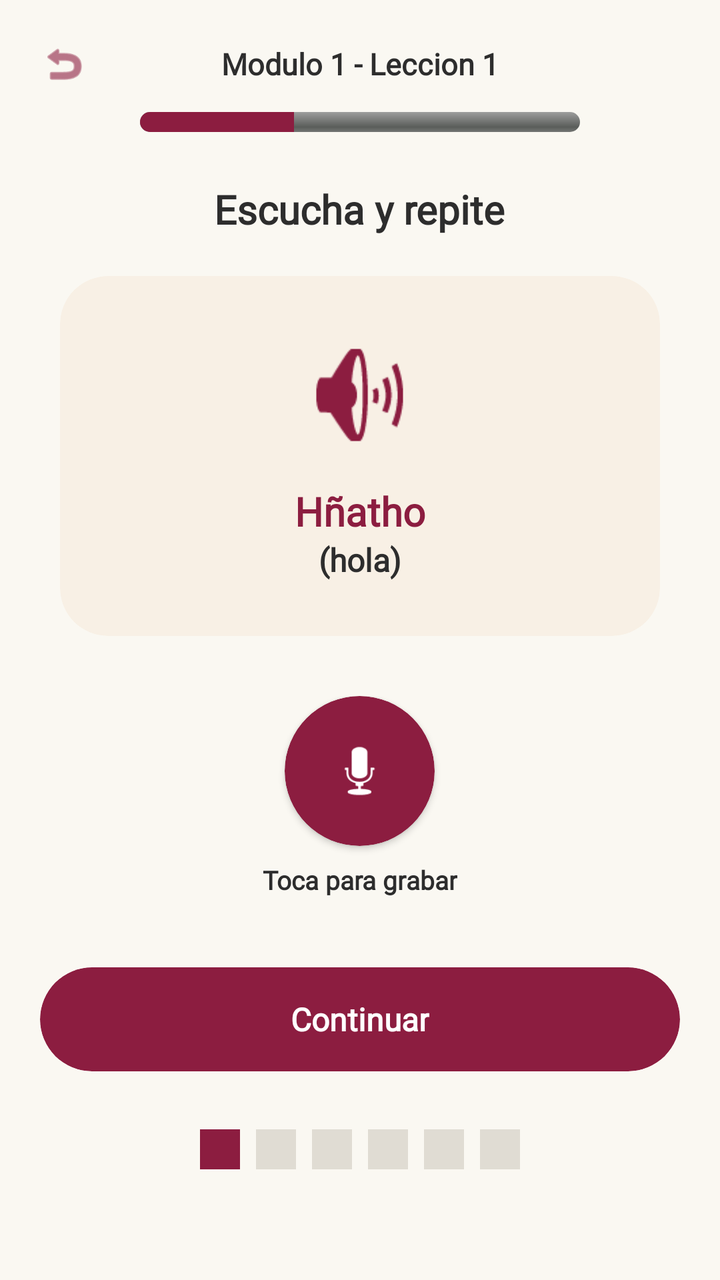
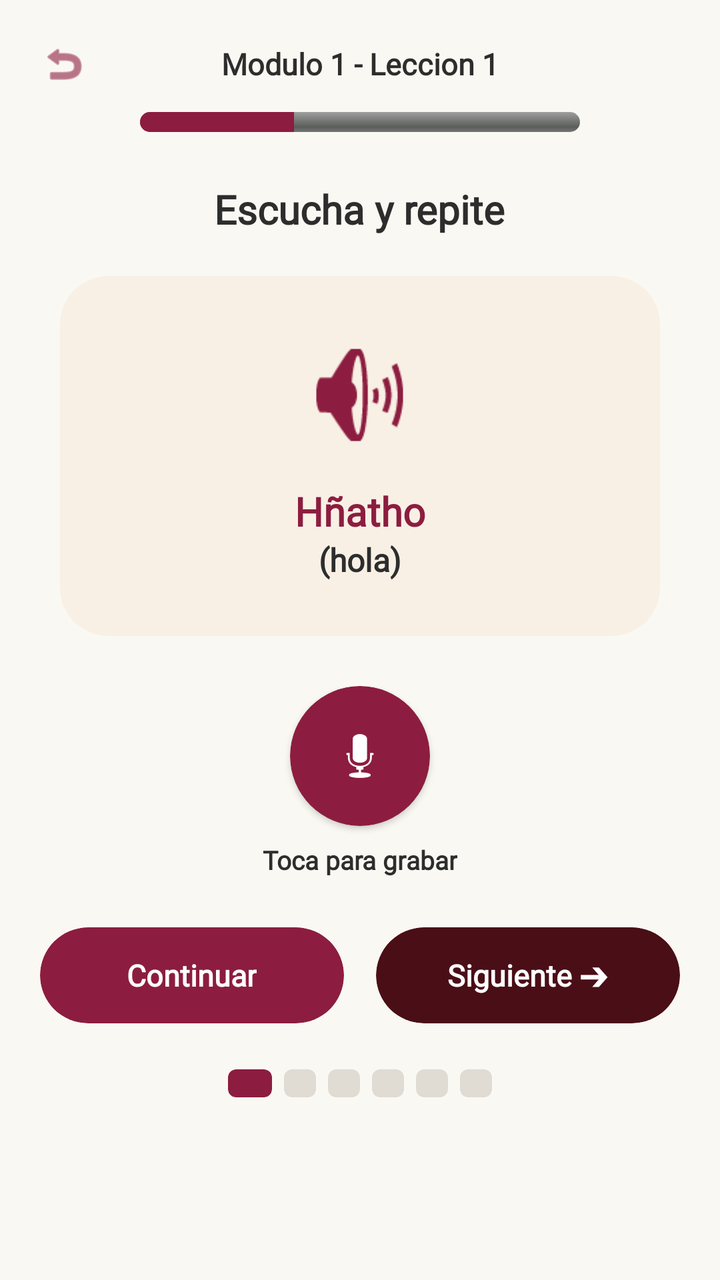

An Android layout rendered at two revisions. The XML below is the earlier revision; the diff shows what the commit changed to produce the second picture.
<!-- AndroidManifest.xml: application theme Theme.Practica3Inovacion -->
<!-- res/layout/fragment_hola.xml -->
<?xml version="1.0" encoding="utf-8"?>
<FrameLayout xmlns:android="http://schemas.android.com/apk/res/android"
    xmlns:app="http://schemas.android.com/apk/res-auto"
    xmlns:tools="http://schemas.android.com/tools"
    android:layout_width="match_parent"
    android:layout_height="match_parent"
    android:background="#FAF8F2"
    tools:context=".hola">

    <LinearLayout
        android:layout_width="match_parent"
        android:layout_height="match_parent"
        android:gravity="center_horizontal"
        android:orientation="vertical"
        android:padding="20dp">

        
        <RelativeLayout
            android:layout_width="match_parent"
            android:layout_height="wrap_content"
            android:layout_marginBottom="12dp">

            <ImageView
                android:id="@+id/btnVolver"
                android:layout_width="24dp"
                android:layout_height="24dp"
                android:layout_alignParentStart="true"
                android:layout_centerVertical="true"
                android:contentDescription="Volver"
                android:src="@android:drawable/ic_menu_revert"
                app:tint="#8C1D40" />

            <TextView
                android:layout_width="wrap_content"
                android:layout_height="wrap_content"
                android:layout_centerInParent="true"
                android:fontFamily="@font/matcha"
                android:text="Modulo 1 - Leccion 1"
                android:textColor="#2D2D2D"
                android:textSize="15sp"
                android:textStyle="bold" />
        </RelativeLayout>

        
        <ProgressBar
            style="?android:attr/progressBarStyleHorizontal"
            android:layout_width="220dp"
            android:layout_height="10dp"
            android:layout_marginBottom="25dp"
            android:max="100"
            android:progress="35"
            android:progressDrawable="@android:drawable/progress_horizontal"
            android:progressTint="#8C1D40" />

        
        <TextView
            android:layout_width="wrap_content"
            android:layout_height="wrap_content"
            android:layout_marginBottom="20dp"
            android:fontFamily="@font/matcha"
            android:text="Escucha y repite"
            android:textColor="#2D2D2D"
            android:textSize="20sp"
            android:textStyle="bold" />

        
        <androidx.cardview.widget.CardView
            android:layout_width="match_parent"
            android:layout_height="180dp"
            android:layout_marginHorizontal="10dp"
            android:layout_marginBottom="30dp"
            app:cardBackgroundColor="#F8F0E5"
            app:cardCornerRadius="24dp"
            app:cardElevation="0dp">

            <LinearLayout
                android:layout_width="match_parent"
                android:layout_height="match_parent"
                android:gravity="center"
                android:orientation="vertical">

                <ImageView
                    android:id="@+id/btnEscucharAudio"
                    android:layout_width="65dp"
                    android:layout_height="65dp"
                    android:layout_marginBottom="12dp"
                    android:contentDescription="Escuchar palabra"
                    android:src="@android:drawable/ic_lock_silent_mode_off"
                    app:tint="#8C1D40" />

                <TextView
                    android:layout_width="wrap_content"
                    android:layout_height="wrap_content"
                    android:fontFamily="@font/matcha"
                    android:text="Hñatho"
                    android:textColor="#8C1D40"
                    android:textSize="20sp"
                    android:textStyle="bold" />

                <TextView
                    android:layout_width="wrap_content"
                    android:layout_height="wrap_content"
                    android:fontFamily="@font/matcha"
                    android:text="(hola)"
                    android:textColor="#2D2D2D"
                    android:textSize="16sp"
                    android:textStyle="bold" />
            </LinearLayout>
        </androidx.cardview.widget.CardView>

        
        <LinearLayout
            android:layout_width="wrap_content"
            android:layout_height="wrap_content"
            android:layout_marginBottom="35dp"
            android:gravity="center"
            android:orientation="vertical">

            <androidx.cardview.widget.CardView
                android:id="@+id/btnGrabar"
                android:layout_width="75dp"
                android:layout_height="75dp"
                android:clickable="true"
                android:focusable="true"
                app:cardBackgroundColor="#8C1D40"
                app:cardCornerRadius="37.5dp"
                app:cardElevation="2dp">

                <ImageView
                    android:layout_width="35dp"
                    android:layout_height="35dp"
                    android:layout_gravity="center"
                    android:contentDescription="Grabar voz"
                    android:src="@android:drawable/ic_btn_speak_now"
                    app:tint="#FFFFFF" />
            </androidx.cardview.widget.CardView>

            <TextView
                android:layout_width="wrap_content"
                android:layout_height="wrap_content"
                android:layout_marginTop="8dp"
                android:fontFamily="@font/matcha"
                android:text="Toca para grabar"
                android:textColor="#2D2D2D"
                android:textSize="13sp"
                android:textStyle="bold" />
        </LinearLayout>

        
        <androidx.cardview.widget.CardView
            android:id="@+id/btnContinuar"
            android:layout_width="match_parent"
            android:layout_height="52dp"
            android:layout_marginBottom="25dp"
            android:clickable="true"
            android:focusable="true"
            app:cardBackgroundColor="#8C1D40"
            app:cardCornerRadius="26dp"
            app:cardElevation="0dp">

            <TextView
                android:layout_width="wrap_content"
                android:layout_height="wrap_content"
                android:layout_gravity="center"
                android:fontFamily="@font/matcha"
                android:text="Continuar"
                android:textColor="#FFFFFF"
                android:textSize="16sp"
                android:textStyle="bold" />
        </androidx.cardview.widget.CardView>

        
        <LinearLayout
            android:layout_width="wrap_content"
            android:layout_height="wrap_content"
            android:gravity="center"
            android:orientation="horizontal">

            <View
                android:layout_width="20dp"
                android:layout_height="20dp"
                android:layout_margin="4dp"
                android:background="@drawable/ic_login_background"
                android:backgroundTint="#8C1D40" />

            <View
                android:layout_width="20dp"
                android:layout_height="20dp"
                android:layout_margin="4dp"
                android:background="@drawable/ic_login_background"
                android:backgroundTint="#E0DCD3" />

            <View
                android:layout_width="20dp"
                android:layout_height="20dp"
                android:layout_margin="4dp"
                android:background="@drawable/ic_login_background"
                android:backgroundTint="#E0DCD3" />

            <View
                android:layout_width="20dp"
                android:layout_height="20dp"
                android:layout_margin="4dp"
                android:background="@drawable/ic_login_background"
                android:backgroundTint="#E0DCD3" />

            <View
                android:layout_width="20dp"
                android:layout_height="20dp"
                android:layout_margin="4dp"
                android:background="@drawable/ic_login_background"
                android:backgroundTint="#E0DCD3" />

            <View
                android:layout_width="20dp"
                android:layout_height="20dp"
                android:layout_margin="4dp"
                android:background="@drawable/ic_login_background"
                android:backgroundTint="#E0DCD3" />
        </LinearLayout>

    </LinearLayout>

</FrameLayout>
<!-- resources referenced by this layout -->
<resources>
  <!-- drawable ic_login_background: vector/xml drawable (drawable, 4866 chars, omitted) -->
  <style name="Theme.Practica3Inovacion" parent="Base.Theme.Practica3Inovacion" />
  <style name="Base.Theme.Practica3Inovacion" parent="Theme.Material3.DayNight.NoActionBar">
          
          
      </style>
</resources>

<!-- the commit's change to res/layout/fragment_hola.xml (unified diff, before → after) -->
@@ -7,218 +7,267 @@
     android:background="#FAF8F2"
     tools:context=".hola">
 
-    <LinearLayout
+    <ScrollView
         android:layout_width="match_parent"
         android:layout_height="match_parent"
-        android:gravity="center_horizontal"
-        android:orientation="vertical"
-        android:padding="20dp">
-
-        
-        <RelativeLayout
+        android:fillViewport="true">
+
+        <LinearLayout
             android:layout_width="match_parent"
             android:layout_height="wrap_content"
-            android:layout_marginBottom="12dp">
-
-            <ImageView
-                android:id="@+id/btnVolver"
-                android:layout_width="24dp"
-                android:layout_height="24dp"
-                android:layout_alignParentStart="true"
-                android:layout_centerVertical="true"
-                android:contentDescription="Volver"
-                android:src="@android:drawable/ic_menu_revert"
-                app:tint="#8C1D40" />
-
-            <TextView
-                android:layout_width="wrap_content"
-                android:layout_height="wrap_content"
-                android:layout_centerInParent="true"
-                android:fontFamily="@font/matcha"
-                android:text="Modulo 1 - Leccion 1"
-                android:textColor="#2D2D2D"
-                android:textSize="15sp"
-                android:textStyle="bold" />
-        </RelativeLayout>
-
-        
-        <ProgressBar
-            style="?android:attr/progressBarStyleHorizontal"
-            android:layout_width="220dp"
-            android:layout_height="10dp"
-            android:layout_marginBottom="25dp"
-            android:max="100"
-            android:progress="35"
-            android:progressDrawable="@android:drawable/progress_horizontal"
-            android:progressTint="#8C1D40" />
-
-        
-        <TextView
-            android:layout_width="wrap_content"
-            android:layout_height="wrap_content"
-            android:layout_marginBottom="20dp"
-            android:fontFamily="@font/matcha"
-            android:text="Escucha y repite"
-            android:textColor="#2D2D2D"
-            android:textSize="20sp"
-            android:textStyle="bold" />
-
-        
-        <androidx.cardview.widget.CardView
-            android:layout_width="match_parent"
-            android:layout_height="180dp"
-            android:layout_marginHorizontal="10dp"
-            android:layout_marginBottom="30dp"
-            app:cardBackgroundColor="#F8F0E5"
-            app:cardCornerRadius="24dp"
-            app:cardElevation="0dp">
-
-            <LinearLayout
+            android:gravity="center_horizontal"
+            android:orientation="vertical"
+            android:padding="20dp">
+
+            
+            <RelativeLayout
                 android:layout_width="match_parent"
-                android:layout_height="match_parent"
-                android:gravity="center"
-                android:orientation="vertical">
+                android:layout_height="wrap_content"
+                android:layout_marginBottom="12dp">
 
                 <ImageView
-                    android:id="@+id/btnEscucharAudio"
-                    android:layout_width="65dp"
-                    android:layout_height="65dp"
-                    android:layout_marginBottom="12dp"
-                    android:contentDescription="Escuchar palabra"
-                    android:src="@android:drawable/ic_lock_silent_mode_off"
+                    android:id="@+id/btnVolver"
+                    android:layout_width="24dp"
+                    android:layout_height="24dp"
+                    android:layout_alignParentStart="true"
+                    android:layout_centerVertical="true"
+                    android:clickable="true"
+                    android:contentDescription="Volver"
+                    android:focusable="true"
+                    android:src="@android:drawable/ic_menu_revert"
                     app:tint="#8C1D40" />
 
                 <TextView
                     android:layout_width="wrap_content"
                     android:layout_height="wrap_content"
+                    android:layout_centerInParent="true"
                     android:fontFamily="@font/matcha"
-                    android:text="Hñatho"
-                    android:textColor="#8C1D40"
-                    android:textSize="20sp"
+                    android:text="Modulo 1 - Leccion 1"
+                    android:textColor="#2D2D2D"
+                    android:textSize="15sp"
                     android:textStyle="bold" />
+            </RelativeLayout>
+
+            
+            <ProgressBar
+                style="?android:attr/progressBarStyleHorizontal"
+                android:layout_width="220dp"
+                android:layout_height="10dp"
+                android:layout_marginBottom="25dp"
+                android:max="100"
+                android:progress="35"
+                android:progressDrawable="@android:drawable/progress_horizontal"
+                android:progressTint="#8C1D40" />
+
+            
+            <TextView
+                android:layout_width="wrap_content"
+                android:layout_height="wrap_content"
+                android:layout_marginBottom="20dp"
+                android:fontFamily="@font/matcha"
+                android:text="Escucha y repite"
+                android:textColor="#2D2D2D"
+                android:textSize="20sp"
+                android:textStyle="bold" />
+
+            
+            <androidx.cardview.widget.CardView
+                android:layout_width="match_parent"
+                android:layout_height="180dp"
+                android:layout_marginHorizontal="10dp"
+                android:layout_marginBottom="25dp"
+                app:cardBackgroundColor="#F8F0E5"
+                app:cardCornerRadius="24dp"
+                app:cardElevation="0dp">
+
+                <LinearLayout
+                    android:layout_width="match_parent"
+                    android:layout_height="match_parent"
+                    android:gravity="center"
+                    android:orientation="vertical">
+
+                    <ImageView
+                        android:id="@+id/btnEscucharAudio"
+                        android:layout_width="65dp"
+                        android:layout_height="65dp"
+                        android:layout_marginBottom="12dp"
+                        android:clickable="true"
+                        android:contentDescription="Escuchar palabra"
+                        android:focusable="true"
+                        android:src="@android:drawable/ic_lock_silent_mode_off"
+                        app:tint="#8C1D40" />
+
+                    <TextView
+                        android:layout_width="wrap_content"
+                        android:layout_height="wrap_content"
+                        android:fontFamily="@font/matcha"
+                        android:text="Hñatho"
+                        android:textColor="#8C1D40"
+                        android:textSize="20sp"
+                        android:textStyle="bold" />
+
+                    <TextView
+                        android:layout_width="wrap_content"
+                        android:layout_height="wrap_content"
+                        android:fontFamily="@font/matcha"
+                        android:text="(hola)"
+                        android:textColor="#2D2D2D"
+                        android:textSize="16sp"
+                        android:textStyle="bold" />
+                </LinearLayout>
+            </androidx.cardview.widget.CardView>
+
+            
+            <LinearLayout
+                android:layout_width="wrap_content"
+                android:layout_height="wrap_content"
+                android:layout_marginBottom="25dp"
+                android:gravity="center"
+                android:orientation="vertical">
+
+                <androidx.cardview.widget.CardView
+                    android:id="@+id/btnGrabar"
+                    android:layout_width="70dp"
+                    android:layout_height="70dp"
+                    android:clickable="true"
+                    android:focusable="true"
+                    app:cardBackgroundColor="#8C1D40"
+                    app:cardCornerRadius="35dp"
+                    app:cardElevation="2dp">
+
+                    <ImageView
+                        android:layout_width="32dp"
+                        android:layout_height="32dp"
+                        android:layout_gravity="center"
+                        android:contentDescription="Grabar voz"
+                        android:src="@android:drawable/ic_btn_speak_now"
+                        app:tint="#FFFFFF" />
+                </androidx.cardview.widget.CardView>
 
                 <TextView
                     android:layout_width="wrap_content"
                     android:layout_height="wrap_content"
+                    android:layout_marginTop="8dp"
                     android:fontFamily="@font/matcha"
-                    android:text="(hola)"
+                    android:text="Toca para grabar"
                     android:textColor="#2D2D2D"
-                    android:textSize="16sp"
+                    android:textSize="13sp"
                     android:textStyle="bold" />
             </LinearLayout>
-        </androidx.cardview.widget.CardView>
-
-        
-        <LinearLayout
-            android:layout_width="wrap_content"
-            android:layout_height="wrap_content"
-            android:layout_marginBottom="35dp"
-            android:gravity="center"
-            android:orientation="vertical">
-
-            <androidx.cardview.widget.CardView
-                android:id="@+id/btnGrabar"
-                android:layout_width="75dp"
-                android:layout_height="75dp"
-                android:clickable="true"
-                android:focusable="true"
-                app:cardBackgroundColor="#8C1D40"
-                app:cardCornerRadius="37.5dp"
-                app:cardElevation="2dp">
-
-                <ImageView
-                    android:layout_width="35dp"
-                    android:layout_height="35dp"
-                    android:layout_gravity="center"
-                    android:contentDescription="Grabar voz"
-                    android:src="@android:drawable/ic_btn_speak_now"
-                    app:tint="#FFFFFF" />
-            </androidx.cardview.widget.CardView>
-
-            <TextView
+
+            
+            <LinearLayout
+                android:layout_width="match_parent"
+                android:layout_height="wrap_content"
+                android:layout_marginBottom="20dp"
+                android:orientation="horizontal">
+
+                
+                <androidx.cardview.widget.CardView
+                    android:id="@+id/btnContinuar"
+                    android:layout_width="0dp"
+                    android:layout_height="48dp"
+                    android:layout_marginEnd="8dp"
+                    android:layout_weight="1"
+                    android:clickable="true"
+                    android:focusable="true"
+                    app:cardBackgroundColor="#8C1D40"
+                    app:cardCornerRadius="24dp"
+                    app:cardElevation="0dp">
+
+                    <TextView
+                        android:layout_width="wrap_content"
+                        android:layout_height="wrap_content"
+                        android:layout_gravity="center"
+                        android:fontFamily="@font/matcha"
+                        android:text="Continuar"
+                        android:textColor="#FFFFFF"
+                        android:textSize="15sp"
+                        android:textStyle="bold" />
+                </androidx.cardview.widget.CardView>
+
+                
+                <androidx.cardview.widget.CardView
+                    android:id="@+id/btnSiguiente"
+                    android:layout_width="0dp"
+                    android:layout_height="48dp"
+                    android:layout_marginStart="8dp"
+                    android:layout_weight="1"
+                    android:clickable="true"
+                    android:focusable="true"
+                    app:cardBackgroundColor="#4A0E17"
+                    app:cardCornerRadius="24dp"
+                    app:cardElevation="0dp">
+
+                    <TextView
+                        android:layout_width="wrap_content"
+                        android:layout_height="wrap_content"
+                        android:layout_gravity="center"
+                        android:fontFamily="@font/matcha"
+                        android:text="Siguiente ➔"
+                        android:textColor="#FFFFFF"
+                        android:textSize="15sp"
+                        android:textStyle="bold" />
+                </androidx.cardview.widget.CardView>
+
+            </LinearLayout>
+
+            
+            <LinearLayout
                 android:layout_width="wrap_content"
                 android:layout_height="wrap_content"
-                android:layout_marginTop="8dp"
-                android:fontFamily="@font/matcha"
-                android:text="Toca para grabar"
-                android:textColor="#2D2D2D"
-                android:textSize="13sp"
-                android:textStyle="bold" />
+                android:gravity="center"
+                android:orientation="horizontal">
+
+                <androidx.cardview.widget.CardView
+                    android:layout_width="22dp"
+                    android:layout_height="14dp"
+                    android:layout_margin="3dp"
+                    app:cardBackgroundColor="#8C1D40"
+                    app:cardCornerRadius="4dp"
+                    app:cardElevation="0dp" />
+
+                <androidx.cardview.widget.CardView
+                    android:layout_width="16dp"
+                    android:layout_height="14dp"
+                    android:layout_margin="3dp"
+                    app:cardBackgroundColor="#E0DCD3"
+                    app:cardCornerRadius="4dp"
+                    app:cardElevation="0dp" />
+
+                <androidx.cardview.widget.CardView
+                    android:layout_width="16dp"
+                    android:layout_height="14dp"
+                    android:layout_margin="3dp"
+                    app:cardBackgroundColor="#E0DCD3"
+                    app:cardCornerRadius="4dp"
+                    app:cardElevation="0dp" />
+
+                <androidx.cardview.widget.CardView
+                    android:layout_width="16dp"
+                    android:layout_height="14dp"
+                    android:layout_margin="3dp"
+                    app:cardBackgroundColor="#E0DCD3"
+                    app:cardCornerRadius="4dp"
+                    app:cardElevation="0dp" />
+
+                <androidx.cardview.widget.CardView
+                    android:layout_width="16dp"
+                    android:layout_height="14dp"
+                    android:layout_margin="3dp"
+                    app:cardBackgroundColor="#E0DCD3"
+                    app:cardCornerRadius="4dp"
+                    app:cardElevation="0dp" />
+
+                <androidx.cardview.widget.CardView
+                    android:layout_width="16dp"
+                    android:layout_height="14dp"
+                    android:layout_margin="3dp"
+                    app:cardBackgroundColor="#E0DCD3"
+                    app:cardCornerRadius="4dp"
+                    app:cardElevation="0dp" />
+            </LinearLayout>
+
         </LinearLayout>
-
-        
-        <androidx.cardview.widget.CardView
-            android:id="@+id/btnContinuar"
-            android:layout_width="match_parent"
-            android:layout_height="52dp"
-            android:layout_marginBottom="25dp"
-            android:clickable="true"
-            android:focusable="true"
-            app:cardBackgroundColor="#8C1D40"
-            app:cardCornerRadius="26dp"
-            app:cardElevation="0dp">
-
-            <TextView
-                android:layout_width="wrap_content"
-                android:layout_height="wrap_content"
-                android:layout_gravity="center"
-                android:fontFamily="@font/matcha"
-                android:text="Continuar"
-                android:textColor="#FFFFFF"
-                android:textSize="16sp"
-                android:textStyle="bold" />
-        </androidx.cardview.widget.CardView>
-
-        
-        <LinearLayout
-            android:layout_width="wrap_content"
-            android:layout_height="wrap_content"
-            android:gravity="center"
-            android:orientation="horizontal">
-
-            <View
-                android:layout_width="20dp"
-                android:layout_height="20dp"
-                android:layout_margin="4dp"
-                android:background="@drawable/ic_login_background"
-                android:backgroundTint="#8C1D40" />
-
-            <View
-                android:layout_width="20dp"
-                android:layout_height="20dp"
-                android:layout_margin="4dp"
-                android:background="@drawable/ic_login_background"
-                android:backgroundTint="#E0DCD3" />
-
-            <View
-                android:layout_width="20dp"
-                android:layout_height="20dp"
-                android:layout_margin="4dp"
-                android:background="@drawable/ic_login_background"
-                android:backgroundTint="#E0DCD3" />
-
-            <View
-                android:layout_width="20dp"
-                android:layout_height="20dp"
-                android:layout_margin="4dp"
-                android:background="@drawable/ic_login_background"
-                android:backgroundTint="#E0DCD3" />
-
-            <View
-                android:layout_width="20dp"
-                android:layout_height="20dp"
-                android:layout_margin="4dp"
-                android:background="@drawable/ic_login_background"
-                android:backgroundTint="#E0DCD3" />
-
-            <View
-                android:layout_width="20dp"
-                android:layout_height="20dp"
-                android:layout_margin="4dp"
-                android:background="@drawable/ic_login_background"
-                android:backgroundTint="#E0DCD3" />
-        </LinearLayout>
-
-    </LinearLayout>
-
+    </ScrollView>
 </FrameLayout>
<!-- resource entries referenced after the edit -->
@@ -1,6 +1,5 @@
 <!-- resources referenced by this layout -->
 <resources>
-  <!-- drawable ic_login_background: vector/xml drawable (drawable, 4866 chars, omitted) -->
   <style name="Theme.Practica3Inovacion" parent="Base.Theme.Practica3Inovacion" />
   <style name="Base.Theme.Practica3Inovacion" parent="Theme.Material3.DayNight.NoActionBar">
           
